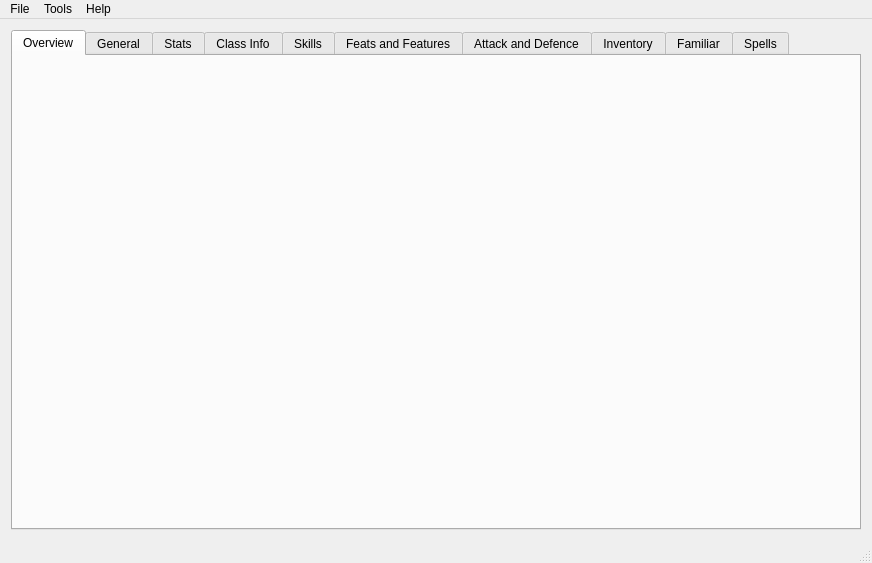
apocolypse600/PathfinderCharacterCreator, file mainwindow.ui: the form before one commit.
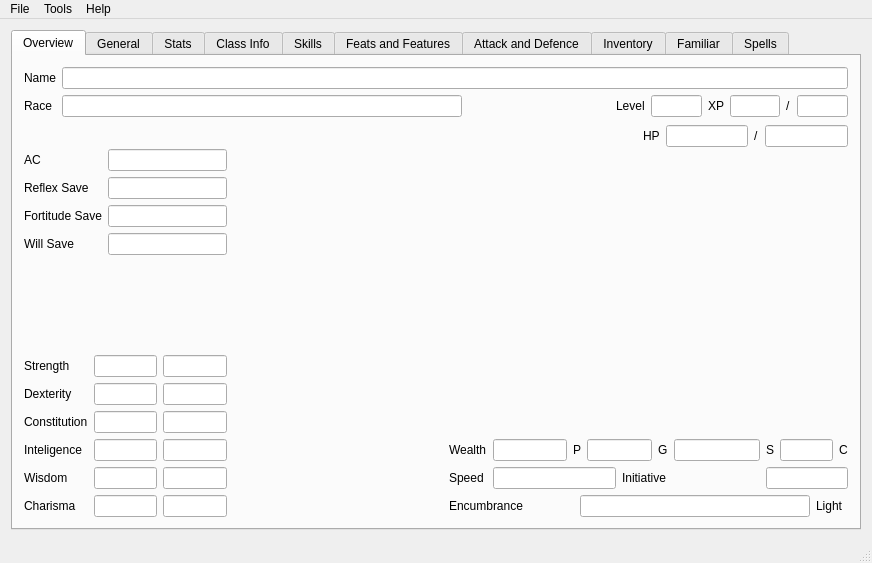
The form after the commit. The open tabs and pages were chosen to show the change.

Commit message: Added the UI for the overview pane

```diff
--- a/mainwindow.ui
+++ b/mainwindow.ui
@@ -14,7 +14,7 @@
    <string>MainWindow</string>
   </property>
   <widget class="QWidget" name="centralWidget">
-   <layout class="QVBoxLayout" name="verticalLayout">
+   <layout class="QHBoxLayout" name="horizontalLayout_10">
     <item>
      <widget class="QTabWidget" name="tabWidget">
       <property name="layoutDirection">
@@ -39,6 +39,411 @@
        <attribute name="title">
         <string>Overview</string>
        </attribute>
+       <layout class="QVBoxLayout" name="verticalLayout">
+        <item>
+         <layout class="QGridLayout" name="gridLayout_5">
+          <item row="1" column="4" rowspan="2">
+           <layout class="QHBoxLayout" name="horizontalLayout_7">
+            <item>
+             <widget class="QLabel" name="labelHPOverview">
+              <property name="text">
+               <string>HP</string>
+              </property>
+             </widget>
+            </item>
+            <item>
+             <widget class="QLineEdit" name="lineEditCurrentHPOverview"/>
+            </item>
+            <item>
+             <widget class="QLabel" name="labelHPDividerOverview">
+              <property name="text">
+               <string>/</string>
+              </property>
+             </widget>
+            </item>
+            <item>
+             <widget class="QLineEdit" name="lineEditTotalHPOverview"/>
+            </item>
+           </layout>
+          </item>
+          <item row="0" column="0" colspan="5">
+           <layout class="QGridLayout" name="gridLayout_3">
+            <item row="1" column="8">
+             <widget class="QLineEdit" name="lineEditNeededXPOverview"/>
+            </item>
+            <item row="0" column="0">
+             <widget class="QLabel" name="labelNameOverview">
+              <property name="text">
+               <string>Name</string>
+              </property>
+             </widget>
+            </item>
+            <item row="1" column="1">
+             <widget class="QLineEdit" name="lineEditRaceOverview">
+              <property name="minimumSize">
+               <size>
+                <width>400</width>
+                <height>0</height>
+               </size>
+              </property>
+             </widget>
+            </item>
+            <item row="1" column="0">
+             <widget class="QLabel" name="labelRaceOverview">
+              <property name="text">
+               <string>Race</string>
+              </property>
+             </widget>
+            </item>
+            <item row="0" column="1" colspan="8">
+             <widget class="QLineEdit" name="lineEditNameOverview"/>
+            </item>
+            <item row="1" column="6">
+             <widget class="QLineEdit" name="lineEditCurrentXPOverview"/>
+            </item>
+            <item row="1" column="7">
+             <widget class="QLabel" name="labelXPDividerOverview">
+              <property name="text">
+               <string>/</string>
+              </property>
+             </widget>
+            </item>
+            <item row="1" column="4">
+             <widget class="QLineEdit" name="lineEditLevelOverview"/>
+            </item>
+            <item row="1" column="5">
+             <widget class="QLabel" name="labelXPOverview">
+              <property name="text">
+               <string>XP</string>
+              </property>
+             </widget>
+            </item>
+            <item row="1" column="3">
+             <widget class="QLabel" name="labelLevelOverview">
+              <property name="text">
+               <string>Level</string>
+              </property>
+             </widget>
+            </item>
+            <item row="1" column="2">
+             <spacer name="horizontalSpacer_5">
+              <property name="orientation">
+               <enum>Qt::Horizontal</enum>
+              </property>
+              <property name="sizeHint" stdset="0">
+               <size>
+                <width>200</width>
+                <height>20</height>
+               </size>
+              </property>
+             </spacer>
+            </item>
+           </layout>
+          </item>
+          <item row="1" column="3">
+           <spacer name="horizontalSpacer_3">
+            <property name="orientation">
+             <enum>Qt::Horizontal</enum>
+            </property>
+            <property name="sizeHint" stdset="0">
+             <size>
+              <width>200</width>
+              <height>20</height>
+             </size>
+            </property>
+           </spacer>
+          </item>
+          <item row="5" column="0">
+           <spacer name="verticalSpacer_2">
+            <property name="orientation">
+             <enum>Qt::Vertical</enum>
+            </property>
+            <property name="sizeHint" stdset="0">
+             <size>
+              <width>20</width>
+              <height>40</height>
+             </size>
+            </property>
+           </spacer>
+          </item>
+          <item row="7" column="2" colspan="3">
+           <layout class="QGridLayout" name="gridLayout_4">
+            <item row="0" column="1">
+             <widget class="QLineEdit" name="lineEditPlatinumOverview">
+              <property name="minimumSize">
+               <size>
+                <width>40</width>
+                <height>0</height>
+               </size>
+              </property>
+             </widget>
+            </item>
+            <item row="0" column="2" colspan="2">
+             <widget class="QLabel" name="labelPlatinumOverview">
+              <property name="text">
+               <string>P</string>
+              </property>
+             </widget>
+            </item>
+            <item row="0" column="4" colspan="2">
+             <widget class="QLineEdit" name="lineEditGoldOverview">
+              <property name="minimumSize">
+               <size>
+                <width>40</width>
+                <height>0</height>
+               </size>
+              </property>
+             </widget>
+            </item>
+            <item row="0" column="6">
+             <widget class="QLabel" name="labelGoldOverview">
+              <property name="text">
+               <string>G</string>
+              </property>
+             </widget>
+            </item>
+            <item row="0" column="8">
+             <widget class="QLabel" name="labelSilverOverview">
+              <property name="text">
+               <string>S</string>
+              </property>
+             </widget>
+            </item>
+            <item row="1" column="0">
+             <widget class="QLabel" name="labelSpeedOverview">
+              <property name="text">
+               <string>Speed</string>
+              </property>
+             </widget>
+            </item>
+            <item row="1" column="1" colspan="4">
+             <widget class="QLineEdit" name="lineEditSpeedOverview"/>
+            </item>
+            <item row="0" column="7">
+             <widget class="QLineEdit" name="lineEditSilverOverview">
+              <property name="minimumSize">
+               <size>
+                <width>40</width>
+                <height>0</height>
+               </size>
+              </property>
+             </widget>
+            </item>
+            <item row="0" column="9" colspan="2">
+             <widget class="QLineEdit" name="lineEditCopperOverview">
+              <property name="minimumSize">
+               <size>
+                <width>40</width>
+                <height>0</height>
+               </size>
+              </property>
+             </widget>
+            </item>
+            <item row="2" column="3" colspan="7">
+             <widget class="QLineEdit" name="lineEditEncumbranceOverview">
+              <property name="minimumSize">
+               <size>
+                <width>230</width>
+                <height>0</height>
+               </size>
+              </property>
+             </widget>
+            </item>
+            <item row="2" column="0" colspan="3">
+             <widget class="QLabel" name="labelEncumbranceOverview">
+              <property name="text">
+               <string>Encumbrance</string>
+              </property>
+             </widget>
+            </item>
+            <item row="0" column="11">
+             <widget class="QLabel" name="labelCopperOverview">
+              <property name="text">
+               <string>C</string>
+              </property>
+             </widget>
+            </item>
+            <item row="2" column="10" colspan="2">
+             <widget class="QLabel" name="labelLoadOverview">
+              <property name="text">
+               <string>Light</string>
+              </property>
+             </widget>
+            </item>
+            <item row="1" column="8" colspan="4">
+             <widget class="QLineEdit" name="lineEditInitiativeOverview"/>
+            </item>
+            <item row="1" column="5" colspan="3">
+             <widget class="QLabel" name="labelInitiativeOverview">
+              <property name="text">
+               <string>Initiative</string>
+              </property>
+             </widget>
+            </item>
+            <item row="0" column="0">
+             <widget class="QLabel" name="labelWealthOverview">
+              <property name="text">
+               <string>Wealth</string>
+              </property>
+             </widget>
+            </item>
+           </layout>
+          </item>
+          <item row="6" column="0" rowspan="2">
+           <layout class="QGridLayout" name="gridLayout_7">
+            <item row="0" column="0">
+             <widget class="QLabel" name="labelStrengthOverview">
+              <property name="text">
+               <string>Strength</string>
+              </property>
+             </widget>
+            </item>
+            <item row="0" column="1">
+             <widget class="QLineEdit" name="lineEditStrengthOverview"/>
+            </item>
+            <item row="0" column="2">
+             <widget class="QLineEdit" name="lineEditStrengthModOverview"/>
+            </item>
+            <item row="1" column="0">
+             <widget class="QLabel" name="labelDexterityOverview">
+              <property name="text">
+               <string>Dexterity</string>
+              </property>
+             </widget>
+            </item>
+            <item row="1" column="1">
+             <widget class="QLineEdit" name="lineEditDexterityOverview"/>
+            </item>
+            <item row="1" column="2">
+             <widget class="QLineEdit" name="lineEditDexterityModOverview"/>
+            </item>
+            <item row="2" column="0">
+             <widget class="QLabel" name="labelConstitutionOverview">
+              <property name="text">
+               <string>Constitution</string>
+              </property>
+             </widget>
+            </item>
+            <item row="2" column="1">
+             <widget class="QLineEdit" name="lineEditConstitutionOverview"/>
+            </item>
+            <item row="2" column="2">
+             <widget class="QLineEdit" name="lineEditConstitutionModOverview"/>
+            </item>
+            <item row="3" column="0">
+             <widget class="QLabel" name="labelInteligenceOverview">
+              <property name="text">
+               <string>Inteligence</string>
+              </property>
+             </widget>
+            </item>
+            <item row="3" column="1">
+             <widget class="QLineEdit" name="lineEditInteligenceOverview"/>
+            </item>
+            <item row="3" column="2">
+             <widget class="QLineEdit" name="lineEditInteligenceModOverview"/>
+            </item>
+            <item row="4" column="0">
+             <widget class="QLabel" name="labelWisdomOverview">
+              <property name="text">
+               <string>Wisdom</string>
+              </property>
+             </widget>
+            </item>
+            <item row="4" column="1">
+             <widget class="QLineEdit" name="lineEditWisdomOverview"/>
+            </item>
+            <item row="4" column="2">
+             <widget class="QLineEdit" name="lineEditWisdomModOverview"/>
+            </item>
+            <item row="5" column="0">
+             <widget class="QLabel" name="labelCharismaOverview">
+              <property name="text">
+               <string>Charisma</string>
+              </property>
+             </widget>
+            </item>
+            <item row="5" column="1">
+             <widget class="QLineEdit" name="lineEditCharismaOverview"/>
+            </item>
+            <item row="5" column="2">
+             <widget class="QLineEdit" name="lineEditCharismaModOverview"/>
+            </item>
+           </layout>
+          </item>
+          <item row="2" column="0" rowspan="3">
+           <layout class="QGridLayout" name="gridLayout_6">
+            <item row="3" column="1">
+             <widget class="QLineEdit" name="lineEditWillSaveOverview"/>
+            </item>
+            <item row="3" column="0">
+             <widget class="QLabel" name="labelWillSaveOverview">
+              <property name="text">
+               <string>Will Save</string>
+              </property>
+             </widget>
+            </item>
+            <item row="0" column="1">
+             <widget class="QLineEdit" name="lineEditACOverview"/>
+            </item>
+            <item row="0" column="0">
+             <widget class="QLabel" name="labelACOverview">
+              <property name="text">
+               <string>AC</string>
+              </property>
+             </widget>
+            </item>
+            <item row="1" column="0">
+             <widget class="QLabel" name="labelReflexSaveOverview">
+              <property name="text">
+               <string>Reflex Save</string>
+              </property>
+             </widget>
+            </item>
+            <item row="2" column="1">
+             <widget class="QLineEdit" name="lineEditFortitudeSaveOverview"/>
+            </item>
+            <item row="1" column="1">
+             <widget class="QLineEdit" name="lineEditReflexSaveOverview"/>
+            </item>
+            <item row="2" column="0">
+             <widget class="QLabel" name="labelFortitudeSaveOverview">
+              <property name="text">
+               <string>Fortitude Save</string>
+              </property>
+             </widget>
+            </item>
+           </layout>
+          </item>
+          <item row="6" column="1">
+           <spacer name="horizontalSpacer_4">
+            <property name="orientation">
+             <enum>Qt::Horizontal</enum>
+            </property>
+            <property name="sizeHint" stdset="0">
+             <size>
+              <width>300</width>
+              <height>20</height>
+             </size>
+            </property>
+           </spacer>
+          </item>
+          <item row="3" column="4">
+           <spacer name="verticalSpacer">
+            <property name="orientation">
+             <enum>Qt::Vertical</enum>
+            </property>
+            <property name="sizeHint" stdset="0">
+             <size>
+              <width>20</width>
+              <height>40</height>
+             </size>
+            </property>
+           </spacer>
+          </item>
+         </layout>
+        </item>
+       </layout>
       </widget>
       <widget class="QWidget" name="tab_2">
        <attribute name="title">
```
Left out of the diff: 2 changed lines with no effect on the pictures.
